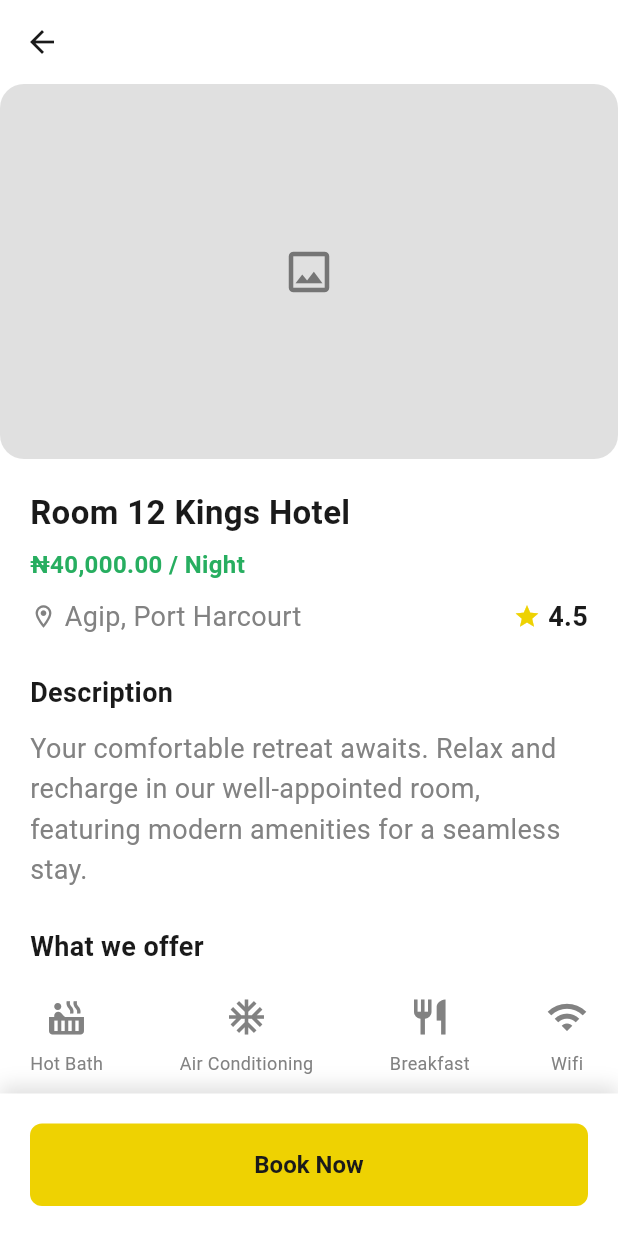
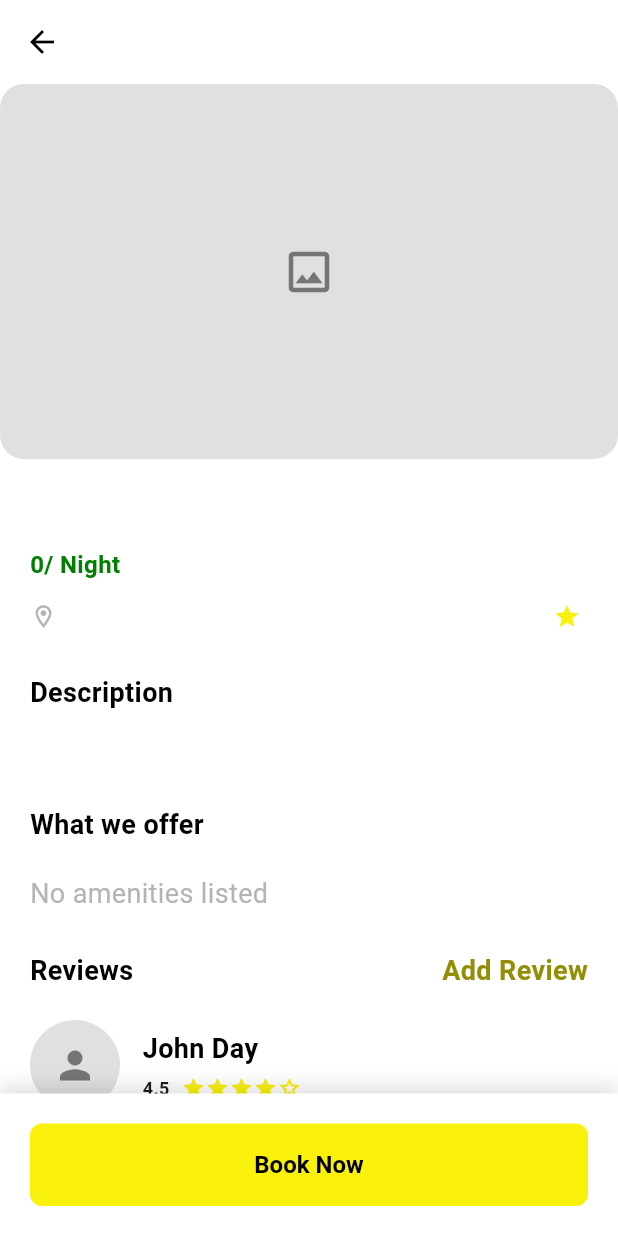
Before and after one commit to UMARKS-TECHNOLOGIES/ppgc-app-frontend, a Flutter app: the RoomDetailScreen screen opened directly, on a phone screen of 412 x 824 dp. Run offline on Flutter 3.47's test engine with Material 3 defaults, Android fonts, the phone set to English and light mode, and no system bars; drawn by our look-alikes of cached_network_image; our stand-ins replace flutter_hooks, flutter_riverpod, flutter_secure_storage, go_router, hooks_riverpod, image_picker and 6 more; accounts and stored records are empty; network calls fail.

Commit message:
basic functioning

```diff
--- /dev/null
+++ b/lib/src/components/shared/userAvatar.dart
@@ -0,0 +1,67 @@
+import 'package:cached_network_image/cached_network_image.dart';
+import 'package:flutter/material.dart';
+
+class UserAvatar extends StatelessWidget {
+  final String? imgUrl;
+  final double radius;
+  final Color? backgroundColor;
+
+  const UserAvatar({
+    super.key,
+    required this.imgUrl,
+    this.radius = 24.0,
+    this.backgroundColor,
+  });
+
+  @override
+  Widget build(BuildContext context) {
+    return CircleAvatar(
+      radius: radius,
+      backgroundColor: backgroundColor ?? Colors.grey[300],
+      child: ClipOval(
+        // ClipOval ensures the image stays circular
+        child: SizedBox(
+          width: radius * 2,
+          height: radius * 2,
+          child: _buildImageContent(),
+        ),
+      ),
+    );
+  }
+
+  Widget _buildImageContent() {
+    // 1. Handle Null or Empty URL immediately
+    if (imgUrl == null || imgUrl!.isEmpty) {
+      return _buildFallbackIcon();
+    }
+
+    // 2. Use CachedNetworkImage to manage the state (Loading -> Error/Success)
+    return CachedNetworkImage(
+      imageUrl: imgUrl!,
+      fit: BoxFit.cover,
+
+      // A. LOADING STATE: Shows spinner
+      placeholder: (context, url) => Center(
+        child: SizedBox(
+          width: radius, // Spinner size proportional to avatar
+          height: radius,
+          child: const CircularProgressIndicator(strokeWidth: 2),
+        ),
+      ),
+
+      // B. ERROR STATE: Catches 400/404/Offline and shows Icon
+      errorWidget: (context, url, error) {
+        // This explicitly replaces the spinner with the icon
+        return _buildFallbackIcon();
+      },
+    );
+  }
+
+  Widget _buildFallbackIcon() {
+    return Icon(
+      Icons.person,
+      size: radius, // Icon size proportional to avatar
+      color: Colors.grey[600],
+    );
+  }
+}
--- a/lib/src/routes/indexRoute.dart
+++ b/lib/src/routes/indexRoute.dart
@@ -11,8 +11,8 @@ import '../screens/auth/otp_verification_screen.dart';
 import '../screens/auth/password_changed_succes_screen.dart';
 import '../screens/auth/register.dart';
 import '../screens/booking/booking_screen.dart';
+import '../screens/booking/booking_summary_screen.dart';
 import '../screens/booking/room_details.dart';
-import '../screens/booking/summary_screen.dart';
 import '../screens/default_screen.dart';
 import '../screens/investment/createInvestment1.dart';
 import '../screens/investment/createInvestment2.dart';
--- a/lib/src/screens/booking/component/room_list_tile.dart
+++ b/lib/src/screens/booking/component/room_list_tile.dart
@@ -1,6 +1,7 @@
 import 'package:flutter/material.dart';
 import 'package:go_router/go_router.dart';
 import 'package:hooks_riverpod/hooks_riverpod.dart';
+import 'package:ppgc_pro/src/utils/themeData.dart';
 
 import '../../../components/faildImageFallBack.dart';
 import '../../../routes/routeConstant.dart';
@@ -56,7 +57,7 @@ class RoomListTile extends StatelessWidget {
                       children: [
                         Text(room.pricePerNight),
                         const Spacer(),
-                        const Icon(Icons.star, size: 14, color: Colors.amber),
+                        Icon(Icons.star, size: 14, color: AppColors.fromColor),
                         const SizedBox(width: 4),
                         Text(room.rating.toString()),
                       ],
@@ -97,6 +98,7 @@ class AvailableRoomsSection extends ConsumerWidget {
             RoomListTile(
               room: rooms[i],
               onTap: () {
+                roomNotifier.fetchRoomById(id: rooms[i].id);
                 context.push(AppRoutes.singleRoom(rooms[i].id));
               },
             ),
--- a/lib/src/screens/booking/room_details.dart
+++ b/lib/src/screens/booking/room_details.dart
@@ -1,22 +1,24 @@
 import 'package:flutter/material.dart';
 import 'package:go_router/go_router.dart';
+import 'package:hooks_riverpod/hooks_riverpod.dart';
+import 'package:ppgc_pro/src/components/shared/userAvatar.dart';
 
 import '../../components/faildImageFallBack.dart';
 import '../../routes/routeConstant.dart';
+import '../../store/booking_provider.dart';
 import '../../store/utils/dummyData.dart';
+import '../../utils/themeData.dart';
 
 // Define the colors based on the design
-const Color kPrimaryBlack = Color(0xFF1A1A1A);
-const Color kSecondaryGrey = Color(0xFF828282);
-const Color kPriceGreen = Color(0xFF27AE60);
-const Color kYellowColor = Color(0xFFEED202);
+// const Color AppColors.fromColor = Color(0xFFEED202);
 const Color kBgWhite = Colors.white;
 
-class RoomDetailScreen extends StatelessWidget {
+class RoomDetailScreen extends ConsumerWidget {
   const RoomDetailScreen({super.key});
 
   @override
-  Widget build(BuildContext context) {
+  Widget build(BuildContext context, WidgetRef ref) {
+    final room = ref.watch(selectedRoomProvider);
     return Scaffold(
       backgroundColor: kBgWhite,
       // AppBar with a back button
@@ -24,7 +26,7 @@ class RoomDetailScreen extends StatelessWidget {
         backgroundColor: kBgWhite,
         elevation: 0,
         leading: IconButton(
-          icon: const Icon(Icons.arrow_back, color: kPrimaryBlack),
+          icon: const Icon(Icons.arrow_back, color: AppColors.black),
           onPressed: () => Navigator.of(context).pop(),
         ),
       ),
@@ -38,7 +40,7 @@ class RoomDetailScreen extends StatelessWidget {
               width: double.infinity,
               height: 250, // Adjust height as needed
               child: NetworkImageFallback(
-                imageUrl: '',
+                imageUrl: room?.imageUrl ?? "",
                 height: 10,
                 fit: BoxFit.cover,
               ),
@@ -49,45 +51,45 @@ class RoomDetailScreen extends StatelessWidget {
                 crossAxisAlignment: CrossAxisAlignment.start,
                 children: [
                   // Room Title and Price
-                  const Text(
-                    "Room 12 Kings Hotel",
+                  Text(
+                    room?.roomName ?? "",
                     style: TextStyle(
                       fontSize: 22,
                       fontWeight: FontWeight.bold,
-                      color: kPrimaryBlack,
+                      color: AppColors.black,
                     ),
                   ),
-                  const SizedBox(height: 8),
-                  const Text(
-                    "₦40,000.00 / Night",
+                  SizedBox(height: 8),
+                  Text(
+                    "${room?.pricePerNight ?? 0}/ Night",
                     style: TextStyle(
                       fontSize: 16,
-                      color: kPriceGreen,
+                      color: AppColors.green,
                       fontWeight: FontWeight.w600,
                     ),
                   ),
                   const SizedBox(height: 10),
                   // Location and Rating Row
                   Row(
-                    children: const [
+                    children: [
                       Icon(
                         Icons.location_on_outlined,
                         size: 18,
-                        color: kSecondaryGrey,
+                        color: AppColors.grayColor,
                       ),
                       SizedBox(width: 5),
                       Text(
-                        "Agip, Port Harcourt",
-                        style: TextStyle(color: kSecondaryGrey),
+                        room?.location ?? "",
+                        style: TextStyle(color: AppColors.grayColor),
                       ),
                       Spacer(),
-                      Icon(Icons.star, size: 18, color: kYellowColor),
+                      Icon(Icons.star, size: 18, color: AppColors.fromColor),
                       SizedBox(width: 5),
                       Text(
-                        "4.5",
+                        room?.rating.toString() ?? '',
                         style: TextStyle(
                           fontWeight: FontWeight.bold,
-                          color: kPrimaryBlack,
+                          color: AppColors.black,
                         ),
                       ),
                     ],
@@ -99,13 +101,13 @@ class RoomDetailScreen extends StatelessWidget {
                     style: TextStyle(
                       fontSize: 18,
                       fontWeight: FontWeight.bold,
-                      color: kPrimaryBlack,
+                      color: AppColors.black,
                     ),
                   ),
                   const SizedBox(height: 10),
-                  const Text(
-                    "Your comfortable retreat awaits. Relax and recharge in our well-appointed room, featuring modern amenities for a seamless stay.",
-                    style: TextStyle(color: kSecondaryGrey, height: 1.5),
+                  Text(
+                    room?.description ?? '',
+                    style: TextStyle(color: AppColors.grayColor, height: 1.5),
                   ),
                   const SizedBox(height: 25),
                   // "What we offer" Section
@@ -114,25 +116,36 @@ class RoomDetailScreen extends StatelessWidget {
                     style: TextStyle(
                       fontSize: 18,
                       fontWeight: FontWeight.bold,
-                      color: kPrimaryBlack,
+                      color: AppColors.black,
                     ),
                   ),
                   const SizedBox(height: 20),
                   // Row of amenity icons
-                  Row(
-                    mainAxisAlignment: MainAxisAlignment.spaceBetween,
-                    children: const [
-                      _AmenityItem(
-                        icon: Icons.hot_tub_outlined,
-                        label: "Hot Bath",
-                      ),
-                      _AmenityItem(
-                        icon: Icons.ac_unit,
-                        label: "Air Conditioning",
-                      ),
-                      _AmenityItem(icon: Icons.restaurant, label: "Breakfast"),
-                      _AmenityItem(icon: Icons.wifi, label: "Wifi"),
-                    ],
+                  Builder(
+                    builder: (context) {
+                      // 1. Get the list (safely handle nulls)
+                      final amenityList = room?.amenities ?? [];
+
+                      if (amenityList.isEmpty) {
+                        return const Text(
+                          "No amenities listed",
+                          style: TextStyle(color: AppColors.grayColor),
+                        );
+                      }
+
+                      // 2. Render dynamic items
+                      return Wrap(
+                        spacing: 24.0, // Horizontal space between items
+                        runSpacing: 16.0, // Vertical space between lines
+                        alignment: WrapAlignment.start,
+                        children: amenityList.map<Widget>((amenityString) {
+                          return _AmenityItem(
+                            icon: _getAmenityIcon(amenityString),
+                            label: amenityString,
+                          );
+                        }).toList(),
+                      );
+                    },
                   ),
                   const SizedBox(height: 25),
                   // Reviews Section Header
@@ -144,13 +157,13 @@ class RoomDetailScreen extends StatelessWidget {
                         style: TextStyle(
                           fontSize: 18,
                           fontWeight: FontWeight.bold,
-                          color: kPrimaryBlack,
+                          color: AppColors.black,
                         ),
                       ),
                       Text(
                         "Add Review",
                         style: TextStyle(
-                          color: kYellowColor,
+                          color: AppColors.toColor,
                           fontWeight: FontWeight.bold,
                         ),
                       ),
@@ -195,8 +208,8 @@ class RoomDetailScreen extends StatelessWidget {
               context.push(AppRoutes.reviewSummary);
             },
             style: ElevatedButton.styleFrom(
-              backgroundColor: kYellowColor,
-              foregroundColor: kPrimaryBlack,
+              backgroundColor: AppColors.fromColor,
+              foregroundColor: AppColors.black,
               elevation: 0,
               shape: RoundedRectangleBorder(
                 borderRadius: BorderRadius.circular(8),
@@ -214,26 +227,26 @@ class RoomDetailScreen extends StatelessWidget {
   }
 }
 
-// Helper widget for a single amenity item (icon and label)
-class _AmenityItem extends StatelessWidget {
-  final IconData icon;
-  final String label;
+IconData _getAmenityIcon(String amenity) {
+  // Normalize string: convert to lowercase and remove spaces/hyphens for better matching
+  final key = amenity.toLowerCase().replaceAll(RegExp(r'[^a-z]'), '');
 
-  const _AmenityItem({required this.icon, required this.label});
+  if (key.contains('wifi') || key.contains('internet')) return Icons.wifi;
+  if (key.contains('ac') || key.contains('aircond')) return Icons.ac_unit;
+  if (key.contains('tv') || key.contains('television')) return Icons.tv;
+  if (key.contains('bath') || key.contains('hot') || key.contains('tub'))
+    return Icons.hot_tub;
+  if (key.contains('food') ||
+      key.contains('breakfast') ||
+      key.contains('restaurant'))
+    return Icons.restaurant;
+  if (key.contains('gym') || key.contains('fitness'))
+    return Icons.fitness_center;
+  if (key.contains('pool')) return Icons.pool;
+  if (key.contains('park')) return Icons.local_parking;
 
-  @override
-  Widget build(BuildContext context) {
-    return Column(
-      children: [
-        Icon(icon, color: kSecondaryGrey, size: 28),
-        const SizedBox(height: 8),
-        Text(
-          label,
-          style: const TextStyle(color: kSecondaryGrey, fontSize: 12),
-        ),
-      ],
-    );
-  }
+  // Default fallback icon if no match found
+  return Icons.check_circle_outline;
 }
 
 // Helper widget for a single review item
@@ -255,13 +268,7 @@ class _ReviewItem extends StatelessWidget {
       child: Row(
         children: [
           // User Avatar
-          CircleAvatar(
-            radius: 24,
-            backgroundImage: AssetImage(
-              userImage,
-            ), // Replace with network image if needed
-            backgroundColor: kSecondaryGrey,
-          ),
+          UserAvatar(imgUrl: 'https://example.com/profile.jpg', radius: 30),
           const SizedBox(width: 15),
           Column(
             crossAxisAlignment: CrossAxisAlignment.start,
@@ -270,7 +277,7 @@ class _ReviewItem extends StatelessWidget {
                 name,
                 style: const TextStyle(
                   fontWeight: FontWeight.bold,
-                  color: kPrimaryBlack,
+                  color: AppColors.black,
                 ),
               ),
               const SizedBox(height: 5),
@@ -290,7 +297,7 @@ class _ReviewItem extends StatelessWidget {
                     children: List.generate(5, (index) {
                       return Icon(
                         index < rating.floor() ? Icons.star : Icons.star_border,
-                        color: kYellowColor,
+                        color: AppColors.fromColor,
                         size: 16,
                       );
                     }),
@@ -304,3 +311,29 @@ class _ReviewItem extends StatelessWidget {
     );
   }
 }
+
+// Helper widget for a single amenity item (icon and label)
+class _AmenityItem extends StatelessWidget {
+  final IconData icon;
+
+  final String label;
+
+  const _AmenityItem({required this.icon, required this.label});
+
+  @override
+  Widget build(BuildContext context) {
+    return Column(
+      children: [
+        Icon(icon, color: AppColors.grayColor, size: 28),
+
+        const SizedBox(height: 8),
+
+        Text(
+          label,
+
+          style: const TextStyle(color: AppColors.grayColor, fontSize: 12),
+        ),
+      ],
+    );
+  }
+}
--- a/lib/src/utils/themeData.dart
+++ b/lib/src/utils/themeData.dart
@@ -3,10 +3,13 @@ import 'package:flutter/material.dart';
 class AppColors {
   static const fromColor = Color(0xFFF9F10C);
   static const toColor = Color(0xFF938E07);
-  static const grayColor = Color(0xFFD0D0CC);
+  static const green = Color(0xFF008000);
+  static const grayColor = Color(0xFFB4B4B2);
   static const lightGrayColor = Color(0xFFF6F6F6);
   static const blueColor = Color(0xFF2E0797);
   static const error = Color(0xFFB00020);
+  static const white = Color(0xFFFFFFFF);
+  static const black = Color(0xFF000000);
 }
 
 final ThemeData customTheme = ThemeData(
--- a/pubspec.yaml
+++ b/pubspec.yaml
@@ -41,6 +41,7 @@ dependencies:
   smooth_page_indicator: ^2.0.1
   shared_preferences: ^2.5.4
   pin_code_fields: ^8.0.1
+  cached_network_image: ^3.4.1
   webview_flutter: ^4.13.0
   flutter_secure_storage: ^10.0.0
   intl: ^0.20.2
```
Also changed, not shown: lib/src/components/shared/datetimeparser.dart (added, +27 -0 lines), lib/src/screens/booking/booking_summary_screen.dart (renamed from lib/src/screens/booking/summary_screen.dart, +45 -30 lines), lib/src/screens/booking/component/popular_booking.dart (+6 -1 lines), lib/src/screens/properties/propertyBookAppointmentScreen.dart (+10 -1 lines), lib/src/store/booking_provider.dart (+5 -17 lines), pubspec.lock.
